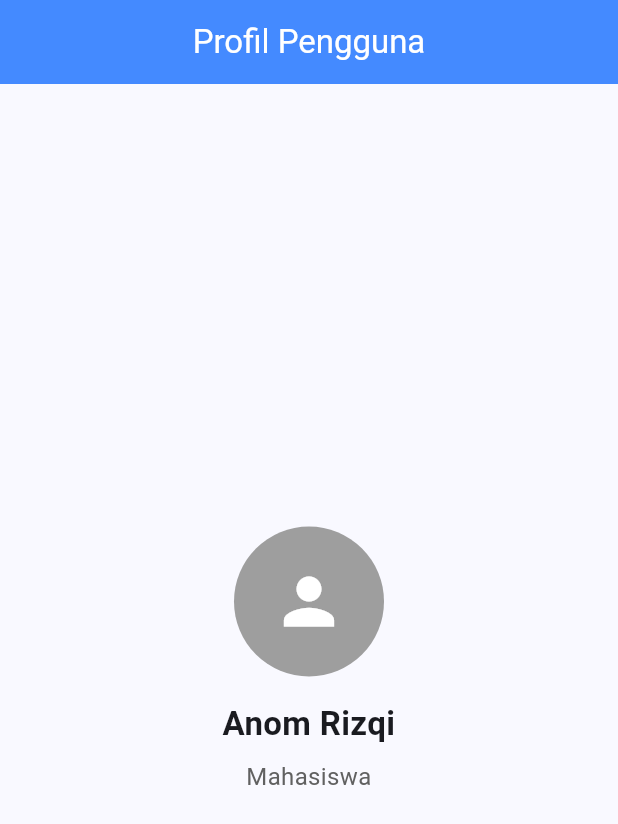
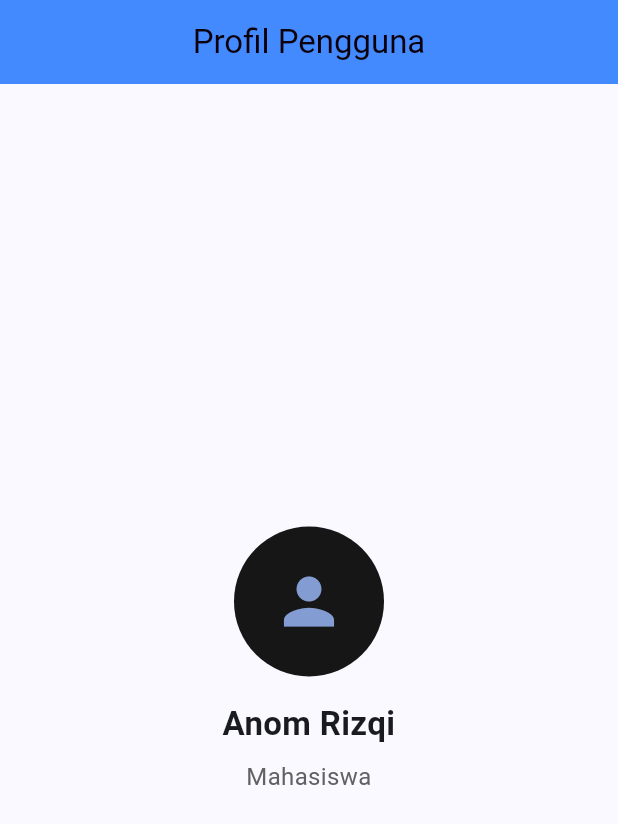
Before and after one commit to AnomRizqi/flutter-day-3, a Flutter app: the screen it shows after launch, on a phone screen of 412 x 824 dp. Shown: the top 824 px of the screen. Run offline on Flutter 3.47's test engine with Material 3 defaults, Android fonts, the phone set to English and light mode, and no system bars.

Commit message:
update warna halaman profil

```diff
--- a/lib/profile.dart
+++ b/lib/profile.dart
@@ -14,7 +14,7 @@
             title: const Text('Profil Pengguna'),
             centerTitle: true,
             backgroundColor: Colors.blueAccent,
-            foregroundColor: Colors.white,
+            foregroundColor: const Color.fromARGB(255, 12, 0, 10),
         ),
         body: Padding(
             padding: const EdgeInsets.all(16.0),
@@ -24,11 +24,11 @@
                 children: [
                 const CircleAvatar(
                     radius: 50,
-                    backgroundColor: Colors.grey,
+                    backgroundColor: Color.fromARGB(245, 13, 13, 14),
                     child: Icon(
                     Icons.person,
                     size: 50,
-                    color: Colors.white,
+                    color: Color.fromARGB(255, 131, 157, 211),
                     ),
                 ),
 
```
